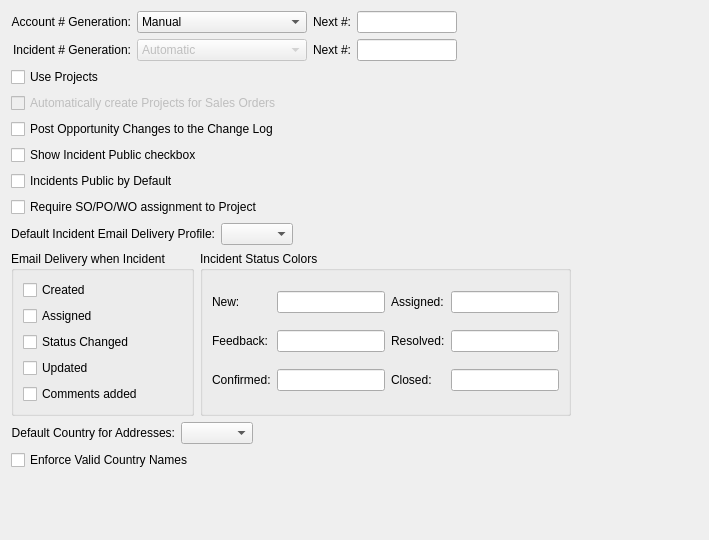
Qt form guiclient/configureCRM.ui (Pegasus-RPG/xtuple-client) before a commit.
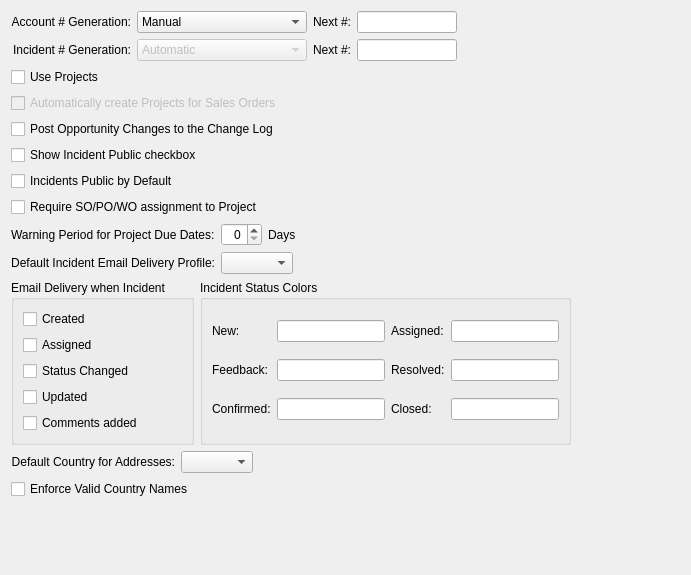
The same form after that commit. Custom widgets are drawn as their Qt base class.

Commit message: Interim changes to Project Enghancements

Patch:
```diff
--- a/guiclient/configureCRM.ui
+++ b/guiclient/configureCRM.ui
@@ -13,8 +13,8 @@
    <rect>
     <x>0</x>
     <y>0</y>
-    <width>709</width>
-    <height>540</height>
+    <width>691</width>
+    <height>575</height>
    </rect>
   </property>
   <property name="windowTitle">
@@ -213,6 +213,44 @@
              </property>
             </widget>
            </item>
+           <item>
+            <layout class="QHBoxLayout" name="horizontalLayout_5">
+             <item>
+              <widget class="XLabel" name="_projectWarningLit">
+               <property name="text">
+                <string>Warning Period for Project Due Dates:</string>
+               </property>
+              </widget>
+             </item>
+             <item>
+              <widget class="XSpinBox" name="_projectWarningDays">
+               <property name="alignment">
+                <set>Qt::AlignRight|Qt::AlignTrailing|Qt::AlignVCenter</set>
+               </property>
+              </widget>
+             </item>
+             <item>
+              <widget class="XLabel" name="_projectWarningDaysLit">
+               <property name="text">
+                <string>Days</string>
+               </property>
+              </widget>
+             </item>
+             <item>
+              <spacer name="horizontalSpacer_4">
+               <property name="orientation">
+                <enum>Qt::Horizontal</enum>
+               </property>
+               <property name="sizeHint" stdset="0">
+                <size>
+                 <width>40</width>
+                 <height>20</height>
+                </size>
+               </property>
+              </spacer>
+             </item>
+            </layout>
+           </item>
            <item>
             <layout class="QHBoxLayout">
              <item>
@@ -478,6 +516,11 @@
    <header>xlineedit.h</header>
    <container>1</container>
   </customwidget>
+  <customwidget>
+   <class>XSpinBox</class>
+   <extends>QSpinBox</extends>
+   <header>xspinbox.h</header>
+  </customwidget>
  </customwidgets>
  <tabstops>
   <tabstop>_acctGeneration</tabstop>
```
Left out of the diff: 8 changed lines with no effect on the pictures. The commit also changes 12 other files.
